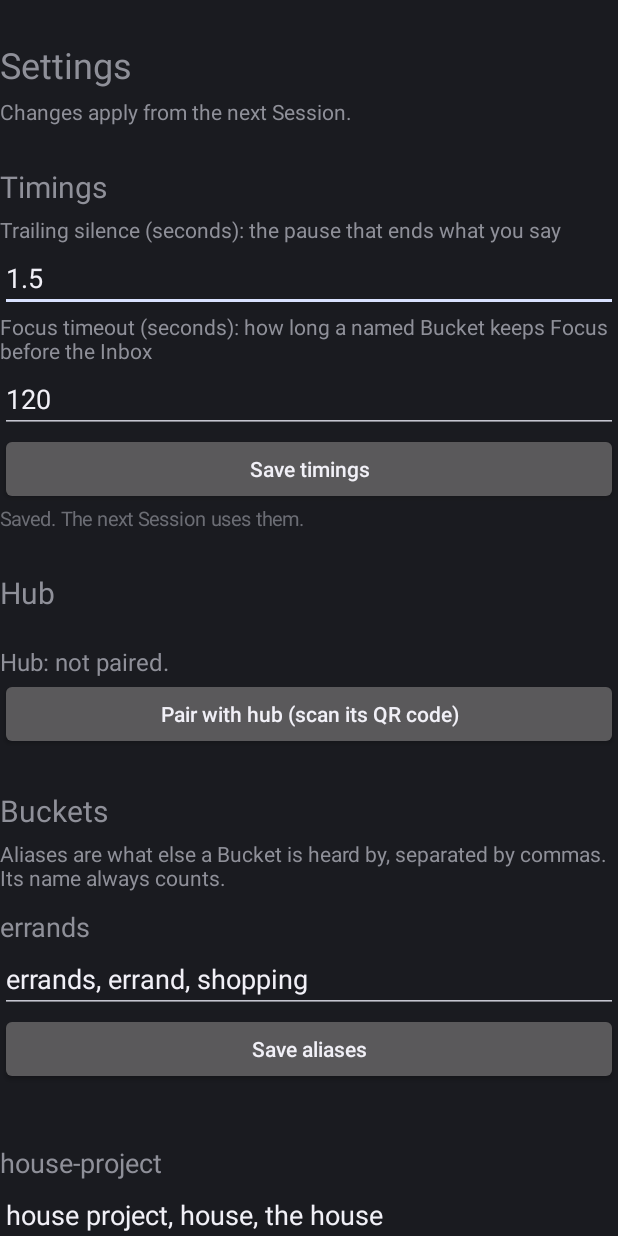
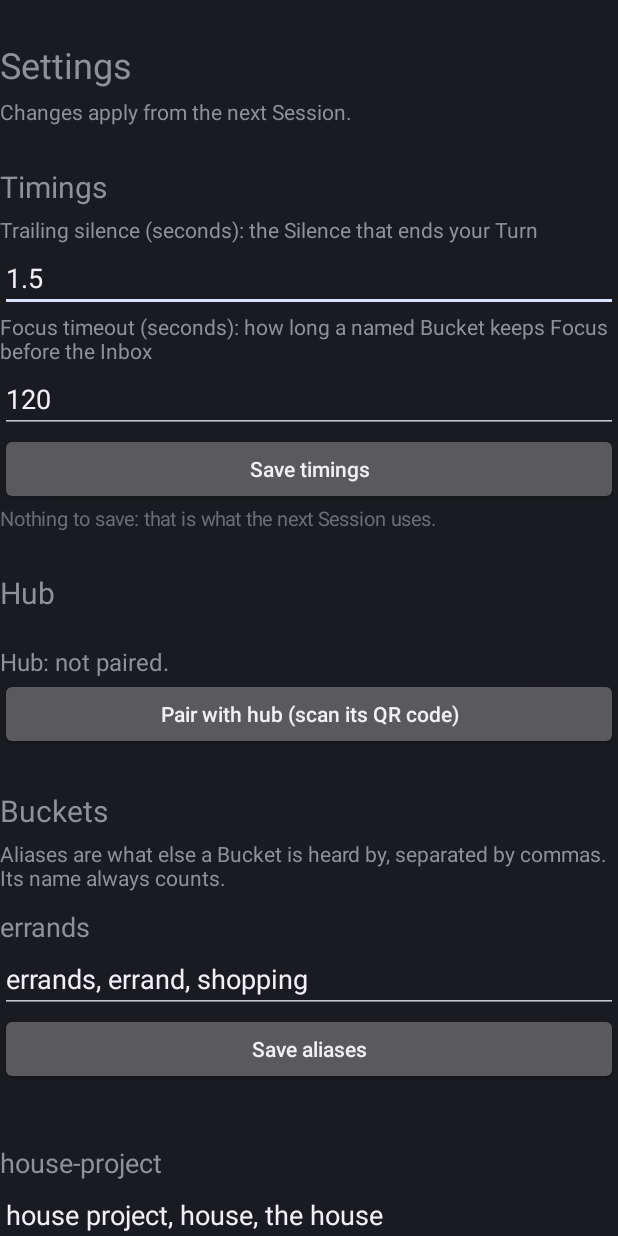
Before and after one commit to walnutgeek/stsloop, an Android app: the SettingsActivity screen opened directly, with no data from a screen before it, after a tap on "Save timings", on a phone screen of 412 x 824 dp. Run offline under Robolectric (Android 15) with nearby library versions, the phone set to English and light mode, and no system bars; libraries missing offline, so code that uses them is left out: com.google.mlkit.vision.

Commit message:
Keep unsaved typing and unreadable files; write nothing for no change
Addresses the code review: a reload no longer wipes typed values, a file
that exists but cannot be read or parsed is refused rather than replaced,
an unchanged save writes nothing, and the screen avoids "pause".

Co-Authored-By: Claude Opus 5.5 <noreply@anthropic.com>

```diff
--- a/app/src/main/kotlin/com/walnutgeek/stsloop/app/SettingsActivity.kt
+++ b/app/src/main/kotlin/com/walnutgeek/stsloop/app/SettingsActivity.kt
@@ -58,7 +58,7 @@ class SettingsActivity : Activity() {
             addView(heading("Settings", 24f))
             addView(text("Changes apply from the next Session.", 14f))
             addView(heading("Timings"))
-            addView(text("Trailing silence (seconds): the pause that ends what you say", 14f))
+            addView(text("Trailing silence (seconds): the Silence that ends your Turn", 14f))
             addView(trailingSilence)
             addView(text("Focus timeout (seconds): how long a named Bucket keeps Focus before the Inbox", 14f))
             addView(focusTimeout)
@@ -109,12 +109,25 @@ class SettingsActivity : Activity() {
 
     // --- timings ---
 
+    /** The timings last shown as loaded; a field still showing its one has no unsaved typing. */
+    private var shownSilence: String? = null
+    private var shownTimeout: String? = null
+
+    /** Re-reads the file, leaving alone a field with unsaved typing (back from the QR scanner, say). */
     private fun loadTimings() = io.execute {
-        val s = TimingsSettings(read(Timings.FILE))
+        val (s, unreadable) = try {
+            TimingsSettings(read(Timings.FILE)) to null
+        } catch (e: IOException) {
+            TimingsSettings(null) to "Cannot read ${Timings.FILE}: ${e.message}"
+        }
         runOnUiThread {
-            trailingSilence.setText(Seconds.format(s.timings.trailingSilenceMs))
-            focusTimeout.setText(Seconds.format(s.timings.focusTimeoutMs))
-            timingsNote.text = ignored(Timings.FILE, s.rejected)
+            val silence = Seconds.format(s.timings.trailingSilenceMs)
+            val timeout = Seconds.format(s.timings.focusTimeoutMs)
+            if (shownSilence == null || trailingSilence.text.toString() == shownSilence) trailingSilence.setText(silence)
+            if (shownTimeout == null || focusTimeout.text.toString() == shownTimeout) focusTimeout.setText(timeout)
+            shownSilence = silence
+            shownTimeout = timeout
+            timingsNote.text = unreadable ?: ignored(Timings.FILE, s.rejected)
         }
     }
 
@@ -126,24 +139,40 @@ class SettingsActivity : Activity() {
             return
         }
         io.execute {
-            val s = TimingsSettings(read(Timings.FILE))
-            val outcome = apply(s.edit(trailingSilenceMs = silence, focusTimeoutMs = timeout), "Saved. The next Session uses them.")
-            runOnUiThread { timingsNote.text = outcome.message }
+            val outcome = edit("Saved. The next Session uses them.") {
+                TimingsSettings(read(Timings.FILE)).edit(trailingSilenceMs = silence, focusTimeoutMs = timeout)
+            }
+            runOnUiThread {
+                timingsNote.text = outcome.message
+                if (outcome.saved) {
+                    shownSilence = Seconds.format(silence)
+                    shownTimeout = Seconds.format(timeout)
+                }
+            }
         }
     }
 
     // --- Buckets ---
 
+    /** Rebuilds the list from the files, keeping any unsaved typing of a Bucket still listed. */
     private fun loadBuckets() = io.execute {
-        val s = buckets()
+        val (s, unreadable) = try {
+            buckets() to null
+        } catch (e: IOException) {
+            BucketSettings(null, null, null) to "Cannot read the Bucket files: ${e.message}"
+        }
         runOnUiThread {
+            val typed = rows.filter { it.edited }.associate { it.key to it.typed }
             bucketList.removeAllViews()
-            for (row in s.rows) bucketList.addView(BucketRow(row).view)
-            bucketsNote.text = ignored("the Bucket files", s.rejected)
+            rows = s.rows.map { r -> BucketRow(r).also { row -> typed[row.key]?.let(row::retype) } }
+            for (row in rows) bucketList.addView(row.view)
+            bucketsNote.text = unreadable ?: ignored("the Bucket files", s.rejected)
         }
     }
 
-    /** Background thread: the Buckets as the next Session would hear them. */
+    private var rows: List<BucketRow> = emptyList()
+
+    /** Background thread: the Buckets as the next Session would hear them. Throws when a file exists but cannot be read. */
     private fun buckets(): BucketSettings {
         val snapshot = try {
             HubStore(filesDir).descriptors()
@@ -156,10 +185,19 @@ class SettingsActivity : Activity() {
 
     /** One Bucket: its name, its aliases to edit, and a place for its recognisability result. */
     private inner class BucketRow(private val row: BucketSettings.Row) {
+        /** Which Bucket this is, across reloads. */
+        val key = row.name to row.hubId
+        private var shown = AliasText.format(row.aliases)
         private val aliases = EditText(this@SettingsActivity).apply {
             inputType = InputType.TYPE_CLASS_TEXT or InputType.TYPE_TEXT_FLAG_NO_SUGGESTIONS
-            setText(AliasText.format(row.aliases))
+            setText(shown)
         }
+        val typed: String get() = aliases.text.toString()
+
+        /** Whether the field holds typing not yet saved. */
+        val edited: Boolean get() = typed != shown
+
+        fun retype(text: String) = aliases.setText(text)
         private val status = note()
 
         /** The name-recognisability check's result (#49); empty and hidden until that check exists. */
@@ -178,17 +216,18 @@ class SettingsActivity : Activity() {
         private fun save() {
             val wanted = AliasText.parse(aliases.text.toString())
             io.execute {
+                val outcome = edit("Saved. The next Session hears it by these.") {
                     // Re-read, so an edit to another Bucket, or a file pushed over adb, is kept.
                     val s = buckets()
                     val current = s.rows.firstOrNull { it.name == row.name && it.hubId == row.hubId }
-                val outcome = if (current == null) {
-                    Outcome(false, "${row.name} is gone; reopen the screen.")
-                } else {
-                    apply(s.edit(current, wanted), "Saved. The next Session hears it by these.")
+                    if (current == null) Edit.Refused("${row.name} is gone; reopen the screen.") else s.edit(current, wanted)
                 }
                 runOnUiThread {
                     status.text = outcome.message
-                    if (outcome.saved) aliases.setText(AliasText.format(wanted))
+                    if (outcome.saved) {
+                        shown = AliasText.format(wanted)
+                        aliases.setText(shown)
+                    }
                 }
             }
         }
@@ -199,9 +238,21 @@ class SettingsActivity : Activity() {
     /** Whether an edit was [saved], and what to show for it. */
     private class Outcome(val saved: Boolean, val message: String)
 
-    /** Background thread: writes an [Edit.Save], or says why not. */
-    private fun apply(edit: Edit, saved: String): Outcome = when (edit) {
+    /**
+     * Background thread: makes the edit (reading its files), then writes an
+     * [Edit.Save], or says why not. A file that exists but cannot be read
+     * refuses the edit, so it is never replaced by one built from the defaults.
+     */
+    private fun edit(saved: String, make: () -> Edit): Outcome {
+        val edit = try {
+            make()
+        } catch (e: IOException) {
+            Log.e(TAG, "cannot read the settings files", e)
+            return Outcome(false, "Could not read the file to change: ${e.message}")
+        }
+        return when (edit) {
             is Edit.Refused -> Outcome(false, edit.problem)
+            Edit.Unchanged -> Outcome(true, "Nothing to save: that is what the next Session uses.")
             is Edit.Save -> try {
                 write(edit.file, edit.text)
                 Outcome(true, saved)
@@ -210,17 +261,13 @@ class SettingsActivity : Activity() {
                 Outcome(false, "Could not save: ${e.message}")
             }
         }
+    }
 
-    /** The text of `files/<name>`, or null when there is none or it cannot be read (a Session then uses the defaults too). */
+    /** The text of `files/<name>`, or null when there is none. Throws [IOException] when it exists but cannot be read. */
     private fun read(name: String): String? {
         val file = File(filesDir, name)
         if (!file.exists()) return null
-        return try {
-            file.readText()
-        } catch (e: IOException) {
-            Log.e(TAG, "cannot read $file", e)
-            null
-        }
+        return file.readText()
     }
 
     /** Replaces `files/<name>` atomically, so a Session starting meanwhile reads the old file or the new, never half of one. */
--- a/core/src/main/kotlin/com/walnutgeek/stsloop/core/settings/Edit.kt
+++ b/core/src/main/kotlin/com/walnutgeek/stsloop/core/settings/Edit.kt
@@ -2,35 +2,23 @@ package com.walnutgeek.stsloop.core.settings
 
 /**
  * What the settings screen does with one edit: [Save] the whole new [text]
- * of [file] (a path under the app's `files/`, written atomically), or show
- * why it was [Refused] and write nothing. Every saved text is input the
- * Session's own parser reads back as the edit asked, and keeps whatever else
- * an adb-written file held.
+ * of [file] (a path under the app's `files/`, written atomically), write
+ * nothing because nothing changed ([Unchanged]), or show why it was
+ * [Refused] and write nothing. Every saved text is input the Session's own
+ * parser reads back as the edit asked, and keeps whatever else an
+ * adb-written file held. A file a Session cannot read as a whole is never
+ * overwritten: the person who wrote it over adb fixes or deletes it.
  */
 sealed interface Edit {
     data class Save(val file: String, val text: String) : Edit
 
+    data object Unchanged : Edit
+
     data class Refused(val problem: String) : Edit
-}
 
-/** Durations as the settings screen shows and takes them: seconds, to the millisecond. */
-object Seconds {
-    private val FORM = Regex("""(\d*)(?:[.,](\d{1,3}))?""")
-
-    /** [text] as milliseconds ("1.5" → 1500; a decimal comma too), or null when it is not a duration. */
-    fun parse(text: String): Int? {
-        val m = FORM.matchEntire(text.trim()) ?: return null
-        val (whole, frac) = m.destructured
-        if (whole.isEmpty() && frac.isEmpty()) return null
-        if (whole.length > 9) return null
-        val ms = (whole.ifEmpty { "0" }.toLong()) * 1000 + frac.padEnd(3, '0').ifEmpty { "0" }.toLong()
-        return if (ms <= Int.MAX_VALUE) ms.toInt() else null
-    }
-
-    /** [ms] as seconds, without trailing zeros ("1.5", "120"). */
-    fun format(ms: Int): String {
-        val whole = ms / 1000
-        val frac = (ms % 1000).toString().padStart(3, '0').trimEnd('0')
-        return if (frac.isEmpty()) "$whole" else "$whole.$frac"
+    companion object {
+        /** The refusal for an existing [file] that is not one a Session can use as a whole. */
+        internal fun unusable(file: String, why: String?) =
+            Refused("$file cannot be read ($why), so it is left as it is. Fix it or delete it over adb.")
     }
 }
--- /dev/null
+++ b/core/src/main/kotlin/com/walnutgeek/stsloop/core/settings/Seconds.kt
@@ -0,0 +1,23 @@
+package com.walnutgeek.stsloop.core.settings
+
+/** Durations as the settings screen shows and takes them: seconds, to the millisecond. */
+object Seconds {
+    private val FORM = Regex("""(\d*)(?:[.,](\d{1,3}))?""")
+
+    /** [text] as milliseconds ("1.5" → 1500; a decimal comma too), or null when it is not a duration. */
+    fun parse(text: String): Int? {
+        val m = FORM.matchEntire(text.trim()) ?: return null
+        val (whole, frac) = m.destructured
+        if (whole.isEmpty() && frac.isEmpty()) return null
+        if (whole.length > 9) return null
+        val ms = whole.ifEmpty { "0" }.toLong() * 1000 + frac.padEnd(3, '0').toLong()
+        return if (ms <= Int.MAX_VALUE) ms.toInt() else null
+    }
+
+    /** [ms] as seconds, without trailing zeros ("1.5", "120"). */
+    fun format(ms: Int): String {
+        val whole = ms / 1000
+        val frac = (ms % 1000).toString().padStart(3, '0').trimEnd('0')
+        return if (frac.isEmpty()) "$whole" else "$whole.$frac"
+    }
+}
--- a/core/src/main/kotlin/com/walnutgeek/stsloop/core/turn/Timings.kt
+++ b/core/src/main/kotlin/com/walnutgeek/stsloop/core/turn/Timings.kt
@@ -61,6 +61,10 @@ data class Timings(
         const val FOCUS_TIMEOUT_FLOOR_MS = 10_000
         const val FOCUS_TIMEOUT_CAP_MS = 3_600_000
 
+        /** The keys the settings screen edits. */
+        const val TRAILING_SILENCE_KEY = "trailing_silence_ms"
+        const val FOCUS_TIMEOUT_KEY = "focus_timeout_ms"
+
         private fun ms(key: String, range: LongRange, get: (Timings) -> Int) = Field(key, get) { v ->
             when {
                 v != floor(v) -> "must be a whole number of milliseconds, was $v"
@@ -74,14 +78,14 @@ data class Timings(
         }
 
         private val FIELDS = listOf(
-            ms("trailing_silence_ms", 1L..MAX_UTTERANCE_CAP_MS) { it.trailingSilenceMs },
+            ms(TRAILING_SILENCE_KEY, 1L..MAX_UTTERANCE_CAP_MS) { it.trailingSilenceMs },
             ms("guard_ms", 0L..60_000) { it.guardMs },
             ms("max_utterance_ms", MAX_UTTERANCE_FLOOR_MS.toLong()..MAX_UTTERANCE_CAP_MS) { it.maxUtteranceMs },
             ms("min_utterance_ms", 0L..MAX_UTTERANCE_CAP_MS) { it.minUtteranceMs },
             ms("pre_roll_ms", 0L..PRE_ROLL_CAP_MS) { it.preRollMs },
             probability("speech_threshold") { it.speechThreshold },
             probability("release_threshold") { it.releaseThreshold },
-            ms("focus_timeout_ms", FOCUS_TIMEOUT_FLOOR_MS.toLong()..FOCUS_TIMEOUT_CAP_MS.toLong()) { it.focusTimeoutMs },
+            ms(FOCUS_TIMEOUT_KEY, FOCUS_TIMEOUT_FLOOR_MS.toLong()..FOCUS_TIMEOUT_CAP_MS.toLong()) { it.focusTimeoutMs },
         )
 
         val KEYS: List<String> = FIELDS.map { it.key }
```
Also changed, not shown: core/src/main/kotlin/com/walnutgeek/stsloop/core/settings/BucketSettings.kt (+11 -5 lines), core/src/main/kotlin/com/walnutgeek/stsloop/core/settings/TimingsSettings.kt (+16 -13 lines), 3 other files. Lines whose indentation alone changed are shown as unchanged.
